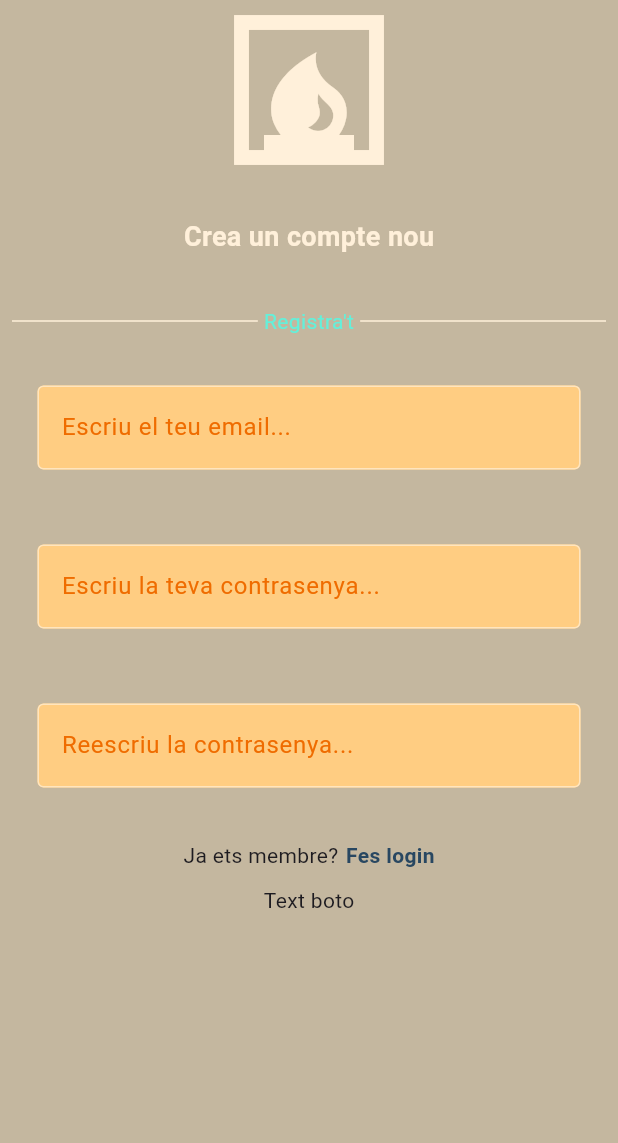
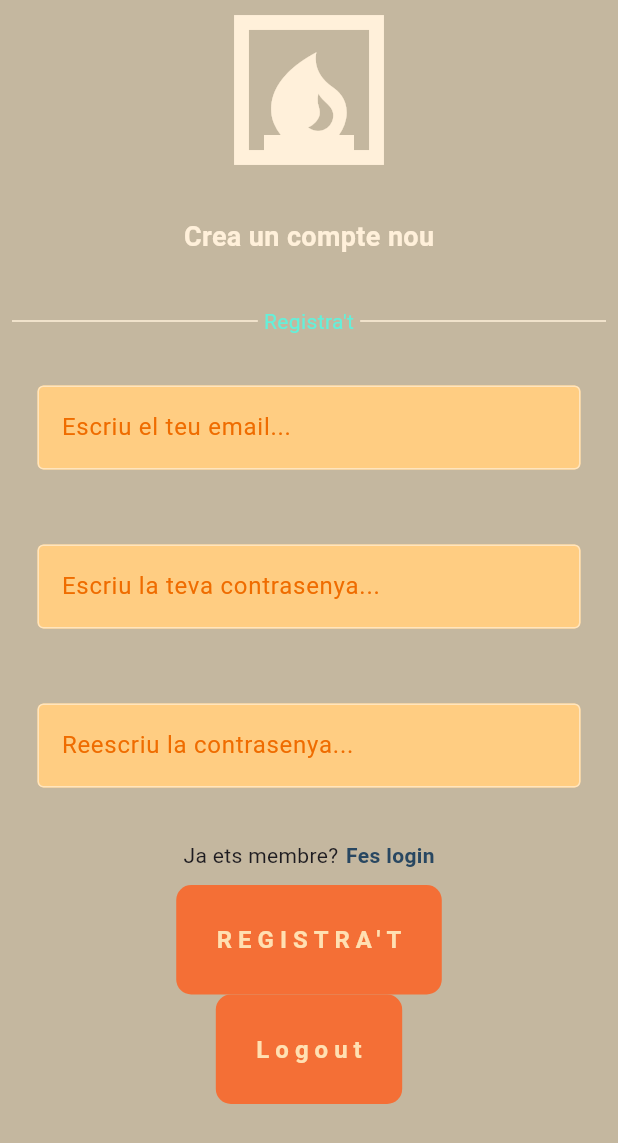
Before and after one commit to kokee007/exemple_firebase, a Flutter app: the screen it shows after launch, on a phone screen of 412 x 824 dp. Shown: the top 1143 px of the screen. Run offline on Flutter 3.47's test engine with Material 3 defaults, Android fonts, the phone set to English and light mode, and no system bars.

Commit message:
Pagina Registre fromnt end fet

```diff
--- a/lib/Components/boto_auth.dart
+++ b/lib/Components/boto_auth.dart
@@ -1,12 +1,35 @@
 import 'package:flutter/material.dart';
 
 class BotoAuth extends StatelessWidget {
-  const BotoAuth({super.key});
+  final String text;
+  final Function() onTap;
+  const BotoAuth({super.key,
+  required this. text,
+  required this.onTap,
+  });
 
   @override
   Widget build(BuildContext context) {
-    return Container(
-      child: Text("Text boto"),
+    return GestureDetector(
+      onTap:onTap ,
+      child: Container(
+        decoration: BoxDecoration(
+          borderRadius: BorderRadius.circular(10),
+          color: Color.fromARGB(255, 244, 111, 54)
+        ),
+        child: Padding(
+          padding: const EdgeInsets.all(25),
+          child: Text(
+            text,
+            style: TextStyle(
+              color: Colors.orange[100],
+              fontWeight: FontWeight.bold,
+              fontSize: 16,
+              letterSpacing: 4,
+            ),
+            ),
+        ),
+      ),
     );
   }
 }
--- a/lib/pagines/pagina_registre.dart
+++ b/lib/pagines/pagina_registre.dart
@@ -4,6 +4,9 @@ import 'package:flutter/material.dart';
 
 class PaginaRegistre extends StatelessWidget {
   const PaginaRegistre({super.key});
+
+void ferRegistre(){}
+
 
   @override
   Widget build(BuildContext context) {
@@ -113,7 +116,14 @@ class PaginaRegistre extends StatelessWidget {
                 SizedBox( height:10 ,),
 
                 //Botó registra't
-                BotoAuth(),
+                BotoAuth(
+                  text: "REGISTRA'T",
+                  onTap: ferRegistre,
+                ),
+                BotoAuth(
+                  text: "Logout",
+                  onTap: (){},
+                ),
               ],
             ),
           ),
```
Also changed, not shown: 1 other file.
